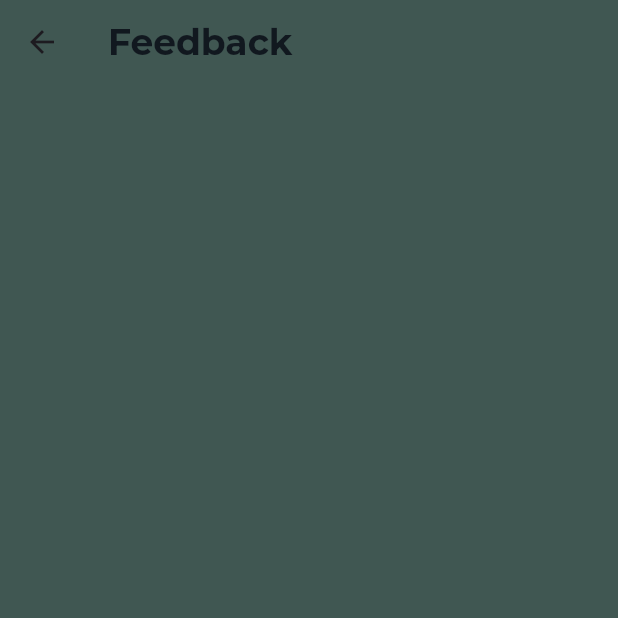
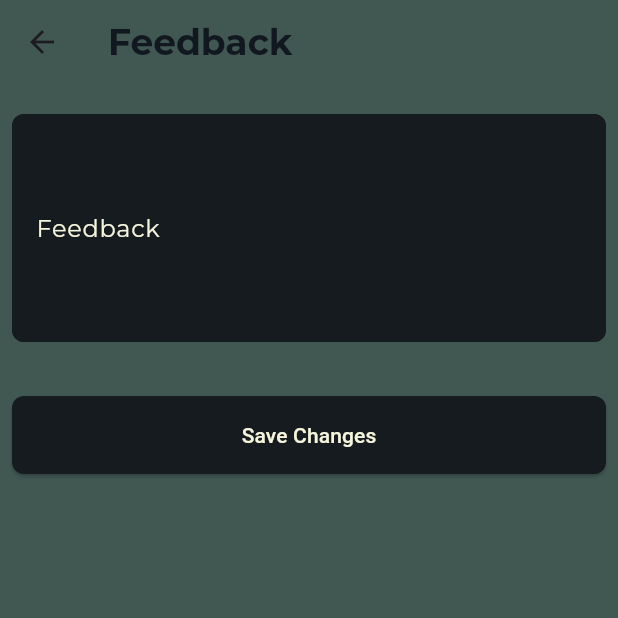
Before and after one commit to Narukarudra09/spacecraft, a Flutter app: the FeedbackScreen screen opened directly, on a phone screen of 412 x 824 dp, the top half of it. Run offline on Flutter 3.47's test engine with Material 3 defaults, Android fonts, the phone set to English and light mode, and no system bars; our stand-ins replace carousel_slider, cloud_firestore, firebase_auth, firebase_core, firebase_database, google_fonts and 5 more; accounts and stored records are empty.

```diff
--- a/lib/provider/settings_provider.dart
+++ b/lib/provider/settings_provider.dart
@@ -1,8 +1,14 @@
+import 'package:firebase_database/firebase_database.dart';
 import 'package:flutter/material.dart';
+import 'package:provider/provider.dart';
+
+import 'auth_provider.dart';
 
 class SettingsProvider with ChangeNotifier {
   bool _notificationsEnabled = true;
-  String _language = 'English';
+  final DatabaseReference _databaseRef =
+      FirebaseDatabase.instance.ref('Feedback');
+  final String _language = 'English';
 
   bool get notificationsEnabled => _notificationsEnabled;
 
@@ -12,4 +18,20 @@ class SettingsProvider with ChangeNotifier {
     _notificationsEnabled = !_notificationsEnabled;
     notifyListeners();
   }
+
+  Future<void> submitFeedback(String feedback, BuildContext context) async {
+    try {
+      await _databaseRef.child('feedback').push().set({
+        'email': Provider.of<AuthProvider>(context, listen: false)
+            .profile
+            .email
+            .toString(),
+        'message': feedback,
+        'id': DateTime.now().toIso8601String(),
+      });
+      notifyListeners();
+    } catch (error) {
+      throw error;
+    }
+  }
 }
--- a/lib/screens/settings/feedback_screen.dart
+++ b/lib/screens/settings/feedback_screen.dart
@@ -1,7 +1,19 @@
 import 'package:flutter/material.dart';
+import 'package:google_fonts/google_fonts.dart';
+import 'package:provider/provider.dart';
 
-class FeedbackScreen extends StatelessWidget {
+import '../../provider/settings_provider.dart';
+
+class FeedbackScreen extends StatefulWidget {
   const FeedbackScreen({super.key});
+
+  @override
+  State<FeedbackScreen> createState() => _FeedbackScreenState();
+}
+
+class _FeedbackScreenState extends State<FeedbackScreen> {
+  final TextEditingController _feedbackController = TextEditingController();
+  final GlobalKey<FormState> formKey = GlobalKey<FormState>();
 
   @override
   Widget build(BuildContext context) {
@@ -9,8 +21,81 @@ class FeedbackScreen extends StatelessWidget {
       appBar: AppBar(
         title: const Text("Feedback"),
       ),
-      body: ListView(
-        children: [],
+      body: Padding(
+        padding: const EdgeInsets.symmetric(horizontal: 8.0),
+        child: Form(
+          key: formKey,
+          child: ListView(
+            children: [
+              const SizedBox(height: 20),
+              TextFormField(
+                keyboardType: TextInputType.text,
+                maxLines: 5,
+                style: GoogleFonts.montserrat(
+                  fontSize: 16,
+                  color: const Color(0xFFF5F5DC),
+                ),
+                controller: _feedbackController,
+                decoration: InputDecoration(
+                  labelText: 'Feedback',
+                  labelStyle:
+                      GoogleFonts.montserrat(color: const Color(0xFFF5F5DC)),
+                  border: OutlineInputBorder(
+                    borderSide: const BorderSide(
+                        color: Color.fromARGB(255, 21, 27, 31)),
+                    borderRadius: BorderRadius.circular(8.0),
+                  ),
+                  enabledBorder: OutlineInputBorder(
+                    borderSide: const BorderSide(
+                        color: Color.fromARGB(255, 21, 27, 31)),
+                    borderRadius: BorderRadius.circular(8.0),
+                  ),
+                  focusedBorder: OutlineInputBorder(
+                    borderSide: const BorderSide(
+                        color: Color.fromARGB(255, 21, 27, 31)),
+                    borderRadius: BorderRadius.circular(8.0),
+                  ),
+                  filled: true,
+                  fillColor: const Color.fromARGB(255, 21, 27, 31),
+                ),
+                validator: (value) {
+                  if (value == null || value.isEmpty) {
+                    return 'Please enter a Feedback';
+                  }
+                  return null;
+                },
+              ),
+              const SizedBox(height: 20),
+              Container(
+                width: double.infinity,
+                padding: const EdgeInsets.symmetric(vertical: 16.0),
+                child: ElevatedButton(
+                  onPressed: () async {
+                    if (formKey.currentState!.validate()) {
+                      final feedback = _feedbackController.text;
+                      await Provider.of<SettingsProvider>(context,
+                              listen: false)
+                          .submitFeedback(feedback, context);
+                      ScaffoldMessenger.of(context).showSnackBar(
+                        const SnackBar(content: Text('Feedback submitted!')),
+                      );
+                      _feedbackController.clear();
+                    }
+                  },
+                  style: ElevatedButton.styleFrom(
+                    padding: const EdgeInsets.all(16),
+                    backgroundColor: const Color.fromARGB(255, 21, 27, 31),
+                    shape: RoundedRectangleBorder(
+                      borderRadius: BorderRadius.circular(8.0),
+                    ),
+                  ),
+                  child: const Text('Save Changes',
+                      style: TextStyle(color: Color(0xFFF5F5DC))),
+                ),
+              ),
+            ],
+          ),
+        ),
       ),
     );
   }
--- a/pubspec.yaml
+++ b/pubspec.yaml
@@ -41,6 +41,7 @@ dependencies:
   image_picker: ^0.8.4+4
   #google_sign_in: ^6.1.6
   intl: ^0.18.1
+  firebase_database: ^11.3.0
   firebase_core: ^3.9.0
   firebase_auth: ^5.3.4
   firebase_storage: ^12.3.7
```
Also changed, not shown: pubspec.lock, 1 other file.
